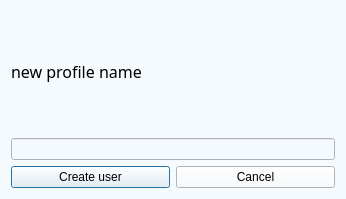
Qt form AdminMenu_Dialog_UpdatedProfile.ui (EricLi0473/CSIT314) before a commit.
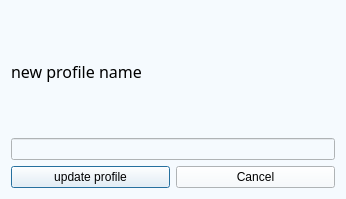
The same form after that commit. Custom widgets are drawn as their Qt base class.

```diff
--- a/AdminMenu_Dialog_UpdatedProfile.ui
+++ b/AdminMenu_Dialog_UpdatedProfile.ui
@@ -242,7 +242,7 @@
 }</string>
        </property>
        <property name="text">
-        <string>Create user</string>
+        <string>update profile</string>
        </property>
       </widget>
      </item>
```
